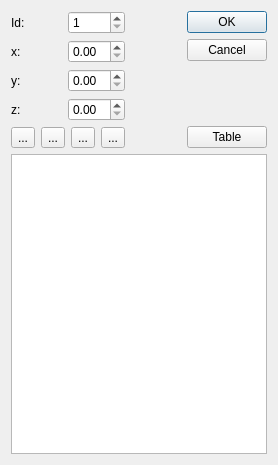
This is src/Gui/VectorListEditor.ui in southseact-3d/fcd as Qt 5 draws it before an edit. The edited form follows.
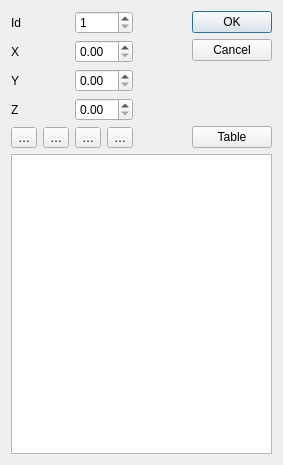
This is the edited form. Icons and pictures are not drawn.

What changed in the file:
```diff
--- a/src/Gui/VectorListEditor.ui
+++ b/src/Gui/VectorListEditor.ui
@@ -22,7 +22,7 @@
      <item row="0" column="0">
       <widget class="QLabel" name="label">
        <property name="text">
-        <string notr="true">Id:</string>
+        <string notr="true">Id</string>
        </property>
       </widget>
      </item>
@@ -36,7 +36,7 @@
      <item row="1" column="0">
       <widget class="QLabel" name="label_2">
        <property name="text">
-        <string notr="true">x:</string>
+        <string notr="true">X</string>
        </property>
       </widget>
      </item>
@@ -46,7 +46,7 @@
      <item row="2" column="0">
       <widget class="QLabel" name="label_3">
        <property name="text">
-        <string notr="true">y:</string>
+        <string notr="true">Y</string>
        </property>
       </widget>
      </item>
@@ -56,7 +56,7 @@
      <item row="3" column="0">
       <widget class="QLabel" name="label_4">
        <property name="text">
-        <string notr="true">z:</string>
+        <string notr="true">Z</string>
        </property>
       </widget>
      </item>
@@ -120,7 +120,7 @@
      <item>
       <widget class="QToolButton" name="toolButtonMouse">
        <property name="text">
-        <string notr="true">...</string>
+        <string notr="true">…</string>
        </property>
        <property name="icon">
         <iconset resource="Icons/resource.qrc">
@@ -131,7 +131,7 @@
      <item>
       <widget class="QToolButton" name="toolButtonAdd">
        <property name="text">
-        <string notr="true">...</string>
+        <string notr="true">…</string>
        </property>
        <property name="icon">
         <iconset resource="Icons/resource.qrc">
@@ -142,7 +142,7 @@
      <item>
       <widget class="QToolButton" name="toolButtonRemove">
        <property name="text">
-        <string notr="true">...</string>
+        <string notr="true">…</string>
        </property>
        <property name="icon">
         <iconset resource="Icons/resource.qrc">
@@ -153,7 +153,7 @@
      <item>
       <widget class="QToolButton" name="toolButtonAccept">
        <property name="text">
-        <string notr="true">...</string>
+        <string notr="true">…</string>
        </property>
        <property name="icon">
         <iconset resource="Icons/resource.qrc">
```
